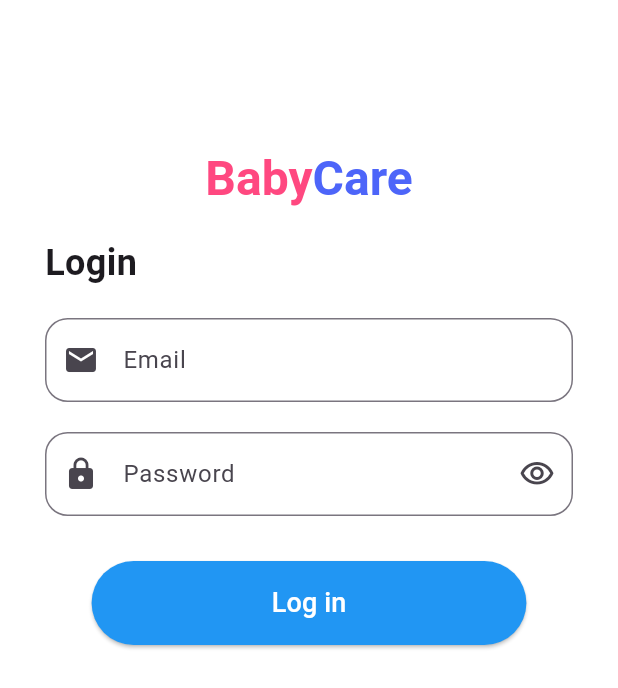
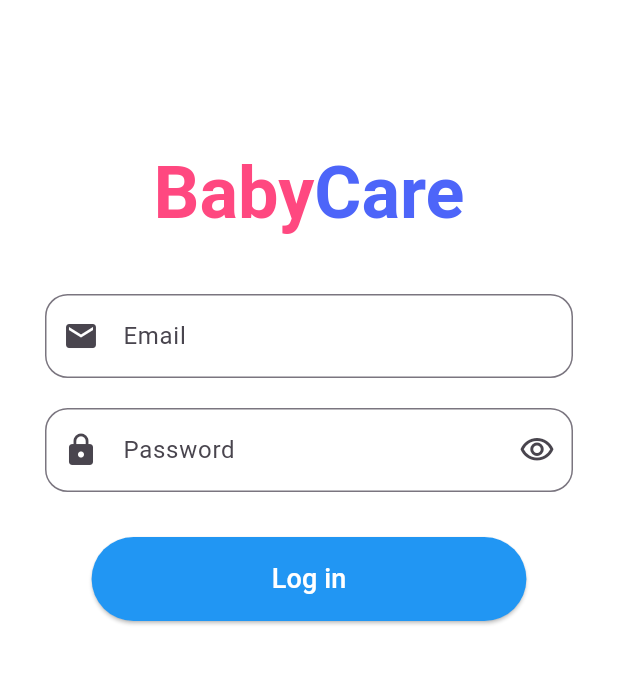
Before and after one commit to quoj/Sem4, a Flutter app: the screen it shows after launch, on a phone screen of 412 x 824 dp. Shown: the top 688 px of the screen. Run offline on Flutter 3.47's test engine with Material 3 defaults, Android fonts, the phone set to English and light mode, and no system bars; our stand-ins replace dio, flutter_native_splash, font_awesome_flutter, image_picker.

Commit message:
Update login_screen.dart

```diff
--- a/lib/screen/auth/login_screen.dart
+++ b/lib/screen/auth/login_screen.dart
@@ -65,7 +65,7 @@ class _StateLogin extends State<LoginScreen> {
                       text: "Baby",
                       style: TextStyle(
                         color: Color(0xFFFF4880), // Màu của "Baby"
-                        fontSize: 32.0,
+                        fontSize: 48.0, // Tăng kích thước chữ
                         fontWeight: FontWeight.bold,
                       ),
                     ),
@@ -73,7 +73,7 @@ class _StateLogin extends State<LoginScreen> {
                       text: "Care",
                       style: TextStyle(
                         color: Color(0xFF4D65F9), // Màu của "Care"
-                        fontSize: 32.0,
+                        fontSize: 48.0, // Tăng kích thước chữ
                         fontWeight: FontWeight.bold,
                       ),
                     ),
@@ -82,15 +82,10 @@ class _StateLogin extends State<LoginScreen> {
               ),
             ),
 
+
             const SizedBox(height: 10),
             const SizedBox(height: 10),
-            const Text(
-              "Login",
-              style: TextStyle(
-                fontSize: 24,
-                fontWeight: FontWeight.bold,
-              ),
-            ),
+
             const SizedBox(height: 20),
             TextField(
               controller: emailController,
```
